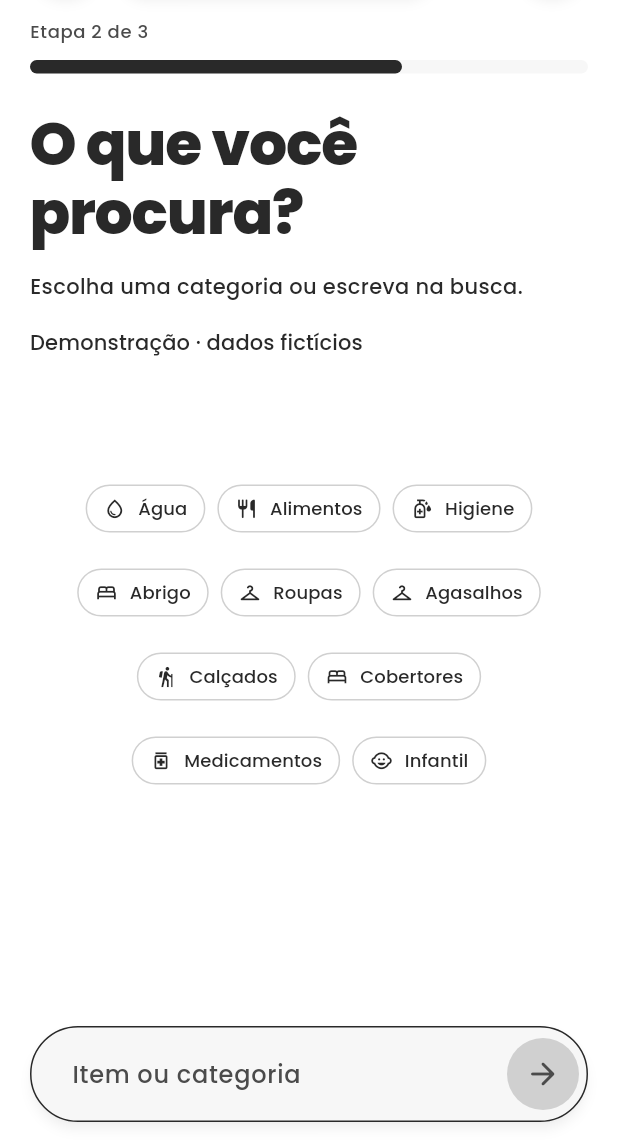
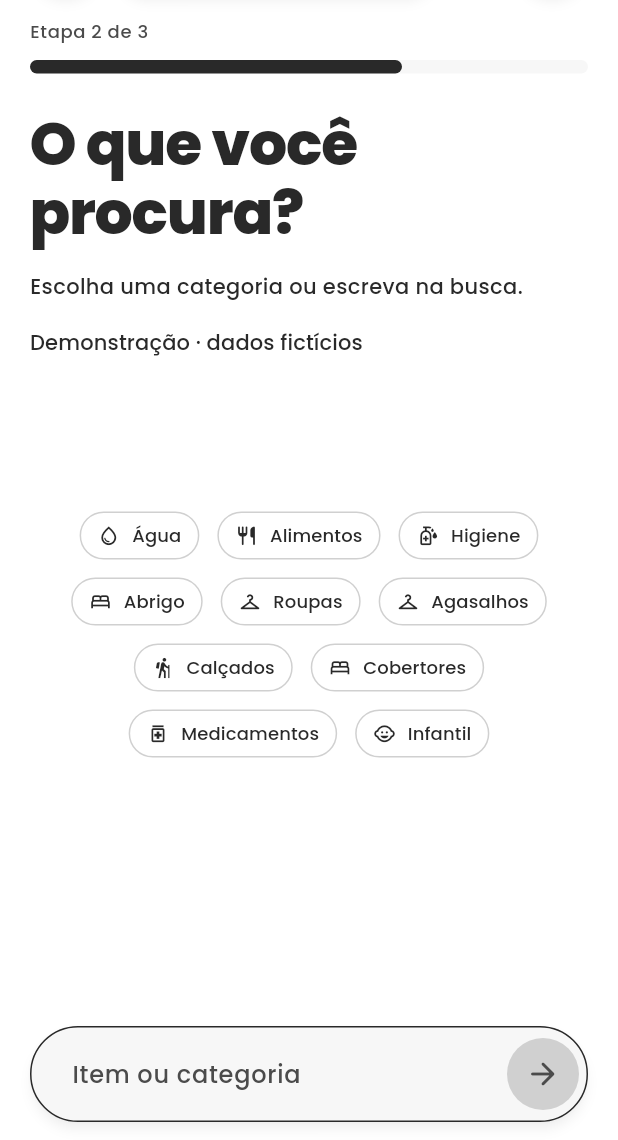
Before and after one commit to jlucasvr/Integrador-II, a Flutter app: the screen it shows after launch, after a tap on "Preciso de ajuda", on a phone screen of 412 x 824 dp, the part 96-1236 px from its top. Run offline on Flutter 3.47's test engine with Material 3 defaults, Android fonts, the phone set to English and light mode, and no system bars; our stand-ins replace flutter_map, geolocator, latlong2; missing offline and left inert: flutter_map_vector_tiles; accounts and stored records are empty.

Commit message:
fix(search): uniformizar gradientes de navegação e espaçamento de categorias

```diff
--- a/lib/ui/core/widgets/app_top_bar.dart
+++ b/lib/ui/core/widgets/app_top_bar.dart
@@ -1,5 +1,7 @@
 import 'package:flutter/material.dart';
 import 'package:apoio_app/ui/core/theme/floating_navigation_style.dart';
+import 'package:apoio_app/ui/core/layout/public_layout.dart';
+import 'navigation_surface.dart';
 
 class AppTopBar extends StatelessWidget implements PreferredSizeWidget {
   static const actionGap = 16.0;
@@ -11,7 +13,7 @@ class AppTopBar extends StatelessWidget implements PreferredSizeWidget {
   final bool managementActive;
   final bool showLogo;
   final Widget? action;
-  final double maxWidth;
+  final double? maxWidth;
 
   const AppTopBar({
     super.key,
@@ -22,7 +24,7 @@ class AppTopBar extends StatelessWidget implements PreferredSizeWidget {
     this.navigationEnabled = true,
     this.managementActive = false,
     this.showLogo = false,
-    this.maxWidth = 620,
+    this.maxWidth,
     this.action,
   });
 
@@ -57,21 +59,15 @@ class AppTopBar extends StatelessWidget implements PreferredSizeWidget {
     ButtonStyle circleStyle({bool active = false}) =>
         floatingNavigationStyle(context, active: active, circular: true);
 
-    return DecoratedBox(
-      decoration: const BoxDecoration(
-        gradient: LinearGradient(
-          begin: Alignment.topCenter,
-          end: Alignment.bottomCenter,
-          colors: [Colors.white, Color(0xf2ffffff), Color(0x00ffffff)],
-          stops: [0, .55, 1],
-        ),
-      ),
+    return NavigationSurface(
       child: SafeArea(
         bottom: false,
         child: Align(
           alignment: Alignment.topCenter,
           child: ConstrainedBox(
-            constraints: BoxConstraints(maxWidth: maxWidth),
+            constraints: BoxConstraints(
+              maxWidth: maxWidth ?? PublicLayout.pageWidth(context),
+            ),
             child: Padding(
               padding: const EdgeInsets.fromLTRB(20, 12, 20, 16),
               child: Column(
--- /dev/null
+++ b/lib/ui/core/widgets/navigation_surface.dart
@@ -0,0 +1,28 @@
+import 'package:flutter/material.dart';
+
+/// A single linear fade sized by the navigation's own content.
+class NavigationSurface extends StatelessWidget {
+  const NavigationSurface({
+    super.key,
+    required this.child,
+    this.bottom = false,
+  });
+
+  final Widget child;
+  final bool bottom;
+
+  @override
+  Widget build(BuildContext context) {
+    final surface = Theme.of(context).colorScheme.surface;
+    return DecoratedBox(
+      decoration: BoxDecoration(
+        gradient: LinearGradient(
+          begin: bottom ? Alignment.topCenter : Alignment.bottomCenter,
+          end: bottom ? Alignment.bottomCenter : Alignment.topCenter,
+          colors: [surface.withValues(alpha: 0), surface],
+        ),
+      ),
+      child: child,
+    );
+  }
+}
--- a/lib/ui/search/views/search_page.dart
+++ b/lib/ui/search/views/search_page.dart
@@ -146,6 +146,7 @@ class _SearchPageState extends State<SearchPage> {
         if (!didPop && !busy) _back();
       },
       child: Scaffold(
+        extendBody: true,
         extendBodyBehindAppBar: true,
         resizeToAvoidBottomInset: false,
         bottomNavigationBar: _step >= 1
@@ -177,15 +178,20 @@ class _SearchPageState extends State<SearchPage> {
         body: LayoutBuilder(
           builder: (context, constraints) => SingleChildScrollView(
             controller: _scroll,
-            padding: EdgeInsets.only(top: headerInset),
+            padding: EdgeInsets.only(
+              top: headerInset,
+              bottom: MediaQuery.paddingOf(context).bottom,
+            ),
             child: PageBody(
               padding: const EdgeInsets.fromLTRB(20, 0, 20, 20),
               child: ConstrainedBox(
                 constraints: BoxConstraints(
-                  minHeight: (constraints.maxHeight - headerInset - 20).clamp(
-                    0,
-                    double.infinity,
-                  ),
+                  minHeight:
+                      (constraints.maxHeight -
+                              headerInset -
+                              20 -
+                              MediaQuery.paddingOf(context).bottom)
+                          .clamp(0, double.infinity),
                 ),
                 child: StepLayout(
                   centerContent: _step < 3,
@@ -235,7 +241,12 @@ class _SearchPageState extends State<SearchPage> {
                   ),
                   content: Padding(
                     padding: const EdgeInsets.only(bottom: 32),
-                    child: _stepContent(context),
+                    child: Center(
+                      child: ConstrainedBox(
+                        constraints: const BoxConstraints(maxWidth: 580),
+                        child: _stepContent(context),
+                      ),
+                    ),
                   ),
                 ),
               ),
--- a/lib/ui/search/widgets/category_picker.dart
+++ b/lib/ui/search/widgets/category_picker.dart
@@ -10,8 +10,8 @@ class CategoryPicker extends StatelessWidget {
   @override
   Widget build(BuildContext context) => Wrap(
     alignment: WrapAlignment.center,
-    spacing: 8,
-    runSpacing: 8,
+    spacing: 12,
+    runSpacing: 12,
     children:
         [
               'Água',
@@ -29,8 +29,15 @@ class CategoryPicker extends StatelessWidget {
               (category) => OutlinedButton.icon(
                 icon: Icon(resourceIcon(category), size: 15),
                 style: OutlinedButton.styleFrom(
+                  tapTargetSize: MaterialTapTargetSize.shrinkWrap,
+                  visualDensity: VisualDensity.standard,
                   minimumSize: const Size(0, 32),
-                  fixedSize: const Size.fromHeight(32),
+                  fixedSize: Size.fromHeight(
+                    (MediaQuery.textScalerOf(context).scale(18) + 14).clamp(
+                      32,
+                      double.infinity,
+                    ),
+                  ),
                   backgroundColor: selected == category
                       ? Theme.of(context).colorScheme.surfaceContainerHighest
                       : null,
--- a/lib/ui/search/widgets/hit_tile.dart
+++ b/lib/ui/search/widgets/hit_tile.dart
@@ -203,7 +203,7 @@ class _ResultResourceRow extends StatelessWidget {
         ? const Color(0xff23804b)
         : const Color(0xffb23b31);
     return Padding(
-      padding: const EdgeInsets.all(16),
+      padding: const EdgeInsets.symmetric(horizontal: 16, vertical: 12),
       child: Column(
         crossAxisAlignment: CrossAxisAlignment.stretch,
         children: [
--- a/lib/ui/search/widgets/search_dock.dart
+++ b/lib/ui/search/widgets/search_dock.dart
@@ -1,5 +1,6 @@
 import 'package:apoio_app/ui/core/widgets/action_glow.dart';
 import 'package:apoio_app/ui/core/widgets/app_top_bar.dart';
+import 'package:apoio_app/ui/core/widgets/navigation_surface.dart';
 import 'package:apoio_app/ui/search/view_models/location_view_model.dart';
 import 'package:apoio_app/ui/search/widgets/location_pill.dart';
 import 'package:flutter/material.dart';
@@ -21,6 +22,7 @@ class SearchDock extends StatelessWidget {
   final String actionLabel;
   final ValueChanged<String>? onChanged;
   final Key? locationKey;
+  final double maxWidth;
 
   const SearchDock({
     super.key,
@@ -37,6 +39,7 @@ class SearchDock extends StatelessWidget {
     this.actionLabel = 'Buscar pontos de atendimento',
     this.onChanged,
     this.locationKey,
+    this.maxWidth = 620,
   });
 
   @override
@@ -44,28 +47,17 @@ class SearchDock extends StatelessWidget {
     final coordinates = location.coordinates;
     final colors = Theme.of(context).colorScheme;
     final locate = onLocate;
-    final opaque =
-        location.error != null || MediaQuery.sizeOf(context).width < 360;
 
     return Padding(
       padding: EdgeInsets.only(bottom: MediaQuery.viewInsetsOf(context).bottom),
-      child: DecoratedBox(
-        decoration: opaque
-            ? BoxDecoration(color: colors.surface)
-            : const BoxDecoration(
-                gradient: LinearGradient(
-                  begin: Alignment.topCenter,
-                  end: Alignment.bottomCenter,
-                  colors: [Color(0x00ffffff), Color(0xf2ffffff), Colors.white],
-                  stops: [0, 0.45, 1],
-                ),
-              ),
+      child: NavigationSurface(
+        bottom: true,
         child: SafeArea(
           top: false,
           child: Align(
             heightFactor: 1,
             child: ConstrainedBox(
-              constraints: const BoxConstraints(maxWidth: 620),
+              constraints: BoxConstraints(maxWidth: maxWidth),
               child: Padding(
                 padding: const EdgeInsets.fromLTRB(20, 12, 20, 12),
                 child: Column(
```
Also changed, not shown: 2 other files.
